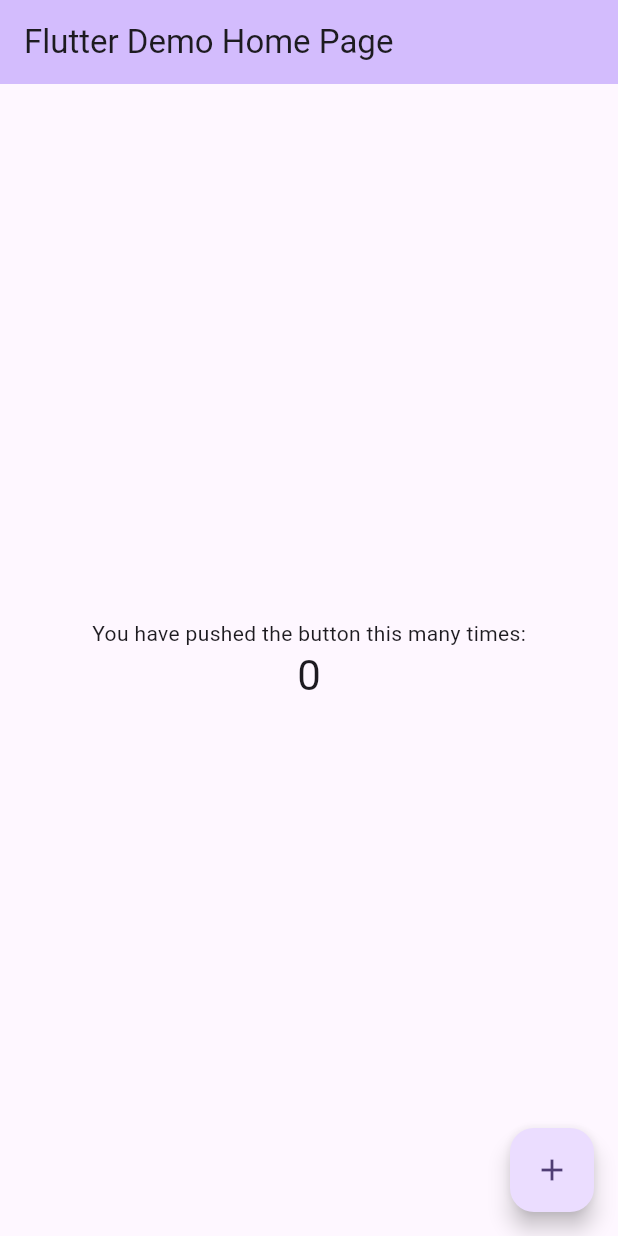
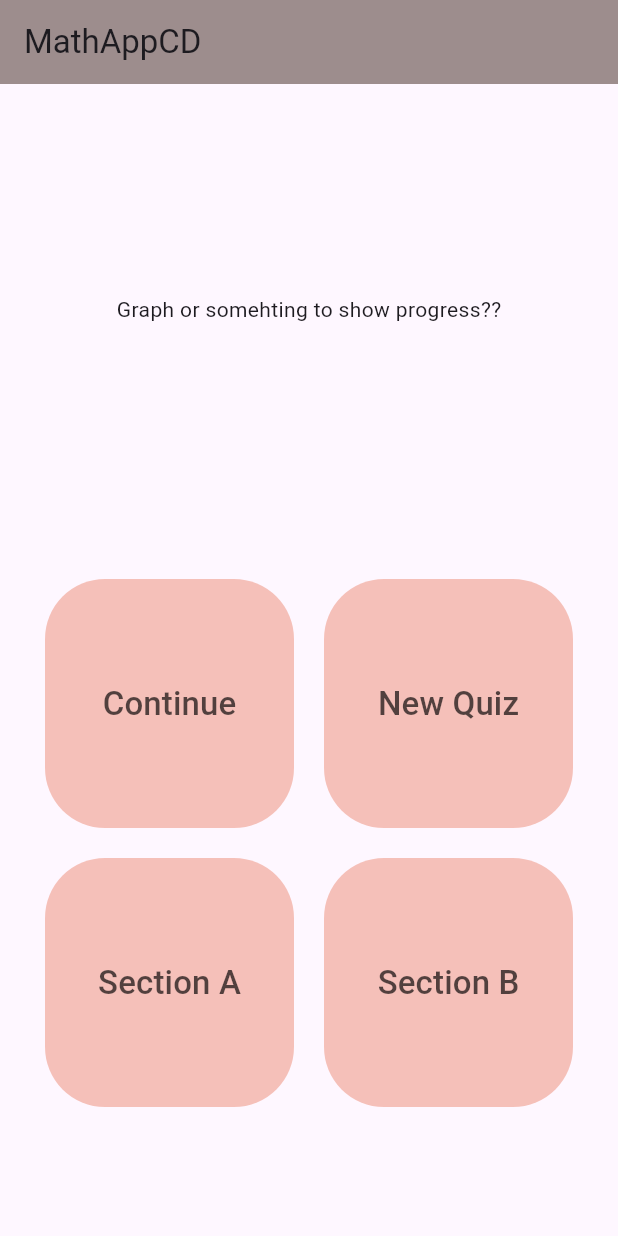
Before and after one commit to Chamud/mathappcd, a Flutter app: the screen it shows after launch, on a phone screen of 412 x 824 dp. Run offline on Flutter 3.47's test engine with Material 3 defaults, Android fonts, the phone set to English and light mode, and no system bars.

Commit message:
Homepage structure

```diff
--- /dev/null
+++ b/lib/constants/widgets_constants.dart
@@ -0,0 +1,16 @@
+// widget_constants.dart
+
+import 'package:flutter/material.dart';
+
+class WidgetConstants {
+  // Square Button
+  static const double sqrBtnRadius = 40;
+  static const double sqrBtnPadding = 30;
+  static const double sqrBtnTxtSize = 22;
+  static const Color sqrBtnTxtColor = Color.fromARGB(170, 0, 0, 0);
+  static const Color sqrBtnBgColor = Color.fromARGB(170, 241, 165, 150);
+  static const Color sqrBtnFgColor = Color.fromARGB(170, 255, 255, 255);
+
+  // App Bar
+  static const Color shadowClr = Color.fromARGB(170, 108, 88, 84);
+}
--- a/lib/main.dart
+++ b/lib/main.dart
@@ -1,125 +1,21 @@
 import 'package:flutter/material.dart';
+import 'package:mathappcd/screens/home.dart';
 
 void main() {
-  runApp(const MyApp());
+  runApp(const MathAppCD());
 }
 
-class MyApp extends StatelessWidget {
-  const MyApp({super.key});
-
-  // This widget is the root of your application.
+class MathAppCD extends StatelessWidget {
+  const MathAppCD({super.key});
   @override
   Widget build(BuildContext context) {
     return MaterialApp(
       title: 'Flutter Demo',
       theme: ThemeData(
-        // This is the theme of your application.
-        //
-        // TRY THIS: Try running your application with "flutter run". You'll see
-        // the application has a blue toolbar. Then, without quitting the app,
-        // try changing the seedColor in the colorScheme below to Colors.green
-        // and then invoke "hot reload" (save your changes or press the "hot
-        // reload" button in a Flutter-supported IDE, or press "r" if you used
-        // the command line to start the app).
-        //
-        // Notice that the counter didn't reset back to zero; the application
-        // state is not lost during the reload. To reset the state, use hot
-        // restart instead.
-        //
-        // This works for code too, not just values: Most code changes can be
-        // tested with just a hot reload.
         colorScheme: ColorScheme.fromSeed(seedColor: Colors.deepPurple),
         useMaterial3: true,
       ),
-      home: const MyHomePage(title: 'Flutter Demo Home Page'),
+      home: const HomePage(),
     );
   }
 }
-
-class MyHomePage extends StatefulWidget {
-  const MyHomePage({super.key, required this.title});
-
-  // This widget is the home page of your application. It is stateful, meaning
-  // that it has a State object (defined below) that contains fields that affect
-  // how it looks.
-
-  // This class is the configuration for the state. It holds the values (in this
-  // case the title) provided by the parent (in this case the App widget) and
-  // used by the build method of the State. Fields in a Widget subclass are
-  // always marked "final".
-
-  final String title;
-
-  @override
-  State<MyHomePage> createState() => _MyHomePageState();
-}
-
-class _MyHomePageState extends State<MyHomePage> {
-  int _counter = 0;
-
-  void _incrementCounter() {
-    setState(() {
-      // This call to setState tells the Flutter framework that something has
-      // changed in this State, which causes it to rerun the build method below
-      // so that the display can reflect the updated values. If we changed
-      // _counter without calling setState(), then the build method would not be
-      // called again, and so nothing would appear to happen.
-      _counter++;
-    });
-  }
-
-  @override
-  Widget build(BuildContext context) {
-    // This method is rerun every time setState is called, for instance as done
-    // by the _incrementCounter method above.
-    //
-    // The Flutter framework has been optimized to make rerunning build methods
-    // fast, so that you can just rebuild anything that needs updating rather
-    // than having to individually change instances of widgets.
-    return Scaffold(
-      appBar: AppBar(
-        // TRY THIS: Try changing the color here to a specific color (to
-        // Colors.amber, perhaps?) and trigger a hot reload to see the AppBar
-        // change color while the other colors stay the same.
-        backgroundColor: Theme.of(context).colorScheme.inversePrimary,
-        // Here we take the value from the MyHomePage object that was created by
-        // the App.build method, and use it to set our appbar title.
-        title: Text(widget.title),
-      ),
-      body: Center(
-        // Center is a layout widget. It takes a single child and positions it
-        // in the middle of the parent.
-        child: Column(
-          // Column is also a layout widget. It takes a list of children and
-          // arranges them vertically. By default, it sizes itself to fit its
-          // children horizontally, and tries to be as tall as its parent.
-          //
-          // Column has various properties to control how it sizes itself and
-          // how it positions its children. Here we use mainAxisAlignment to
-          // center the children vertically; the main axis here is the vertical
-          // axis because Columns are vertical (the cross axis would be
-          // horizontal).
-          //
-          // TRY THIS: Invoke "debug painting" (choose the "Toggle Debug Paint"
-          // action in the IDE, or press "p" in the console), to see the
-          // wireframe for each widget.
-          mainAxisAlignment: MainAxisAlignment.center,
-          children: <Widget>[
-            const Text(
-              'You have pushed the button this many times:',
-            ),
-            Text(
-              '$_counter',
-              style: Theme.of(context).textTheme.headlineMedium,
-            ),
-          ],
-        ),
-      ),
-      floatingActionButton: FloatingActionButton(
-        onPressed: _incrementCounter,
-        tooltip: 'Increment',
-        child: const Icon(Icons.add),
-      ), // This trailing comma makes auto-formatting nicer for build methods.
-    );
-  }
-}
--- /dev/null
+++ b/lib/screens/home.dart
@@ -0,0 +1,56 @@
+import 'package:flutter/material.dart';
+import 'package:mathappcd/constants/widgets_constants.dart';
+import 'package:mathappcd/widgets/square_btn.dart';
+
+class HomePage extends StatefulWidget {
+  const HomePage({Key? key}) : super(key: key);
+
+  @override
+  State<HomePage> createState() => _HomePageState();
+}
+
+class _HomePageState extends State<HomePage> {
+  @override
+  void didChangeDependencies() {
+    super.didChangeDependencies();
+  }
+
+  @override
+  void initState() {
+    super.initState();
+  }
+
+  @override
+  Widget build(BuildContext context) {
+    double screenHeight = MediaQuery.of(context).size.height;
+    return Scaffold(
+      appBar: AppBar(
+        title: const Text('MathAppCD'),
+        backgroundColor: WidgetConstants.shadowClr,
+      ),
+      body: ListView(
+        children: [
+          SizedBox(
+            height: 300,
+            child: Center(
+              child: Text("Graph or somehting to show progress??"),
+            ),
+          ),
+          GridView.count(
+            shrinkWrap: true,
+            padding: EdgeInsets.all(WidgetConstants.sqrBtnPadding),
+            mainAxisSpacing: 20,
+            crossAxisSpacing: 20,
+            crossAxisCount: 2,
+            children: [
+              SquareBtn(text: "Continue"),
+              SquareBtn(text: "New Quiz"),
+              SquareBtn(text: "Section A"),
+              SquareBtn(text: "Section B"),
+            ],
+          ),
+        ],
+      ),
+    );
+  }
+}
--- /dev/null
+++ b/lib/screens/settings.dart
@@ -0,0 +1 @@
+// theme, notifications, reminders, locale
--- /dev/null
+++ b/lib/screens/stats.dart
@@ -0,0 +1 @@
+// Show user stats ie: progress, results in graphs etc
--- /dev/null
+++ b/lib/widgets/square_btn.dart
@@ -0,0 +1,40 @@
+import 'package:flutter/material.dart';
+import 'package:mathappcd/constants/widgets_constants.dart';
+
+class SquareBtn extends StatefulWidget {
+  final String text;
+
+  const SquareBtn({
+    Key? key,
+    required this.text,
+  }) : super(key: key);
+
+  @override
+  State<SquareBtn> createState() => _SquareBtnState();
+}
+
+class _SquareBtnState extends State<SquareBtn> {
+  @override
+  Widget build(BuildContext context) {
+    return TextButton(
+      onPressed: () {},
+      onLongPress: () {},
+      onHover: (hover) {},
+      onFocusChange: (changed) {},
+      style: const ButtonStyle(
+          backgroundColor:
+              MaterialStatePropertyAll(WidgetConstants.sqrBtnBgColor),
+          foregroundColor:
+              MaterialStatePropertyAll(WidgetConstants.sqrBtnFgColor),
+          shape: MaterialStatePropertyAll(RoundedRectangleBorder(
+              borderRadius: BorderRadius.all(
+                  Radius.circular(WidgetConstants.sqrBtnRadius))))),
+      child: Text(
+        widget.text,
+        style: TextStyle(
+            color: WidgetConstants.sqrBtnTxtColor,
+            fontSize: WidgetConstants.sqrBtnTxtSize),
+      ),
+    );
+  }
+}
```
Also changed, not shown: lib/screens/drawer.dart (added), lib/screens/sections.dart (added), lib/screens/splash_screen.dart (added), 2 other files.
